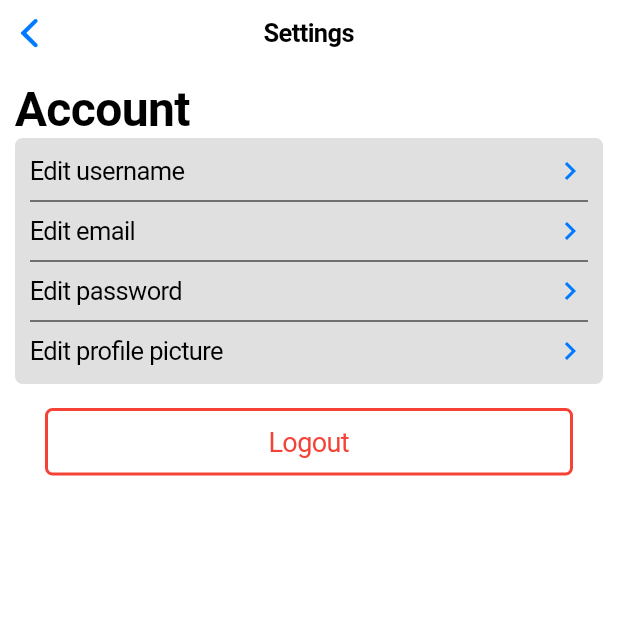
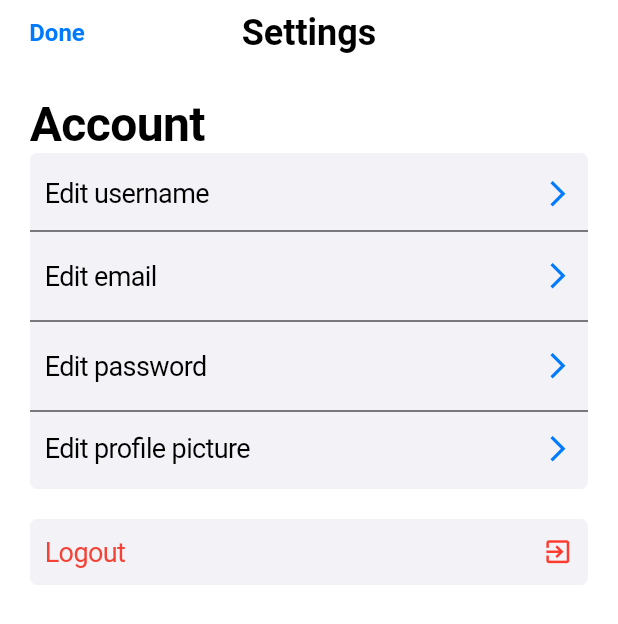
Before and after one commit to FabianDean/recime-flutter, a Flutter app: the SettingsPage screen opened by its route, on a phone screen of 412 x 824 dp. Shown: the top 624 px of the screen. Run offline on Flutter 3.47's test engine with Material 2 defaults, Android fonts, the phone set to English and light mode, and no system bars; our stand-ins replace firebase_auth, modal_progress_hud; missing offline and left inert: solid_bottom_sheet; accounts and stored records are empty.

Commit message:
Implemented SettingsPage navigation

```diff
--- a/lib/main.dart
+++ b/lib/main.dart
@@ -1,5 +1,6 @@
 import 'package:flutter/material.dart';
 import 'package:flutter/cupertino.dart';
+import 'package:recime_flutter/profile_page.dart';
 import 'package:recime_flutter/register_page.dart';
 import 'main_page.dart';
 import 'welcome_page.dart';
@@ -26,6 +27,7 @@ class MyApp extends StatelessWidget {
         '/register': (_) => RegisterPage(),
         '/home': (_) => HomePage(),
         '/explore': (_) => ExplorePage(),
+        '/profile': (_) => ProfilePage(),
         '/settings': (_) => SettingsPage(),
       },
       debugShowCheckedModeBanner: false,
--- a/lib/settings_page.dart
+++ b/lib/settings_page.dart
@@ -13,51 +13,80 @@ class SettingsPage extends StatelessWidget {
     }
   }
 
-  Widget _accountSettings() {
+  Widget _accountSettings(BuildContext context) {
     return Container(
-      padding: EdgeInsets.all(10),
+      width: MediaQuery.of(context).size.width,
       decoration: BoxDecoration(
-        color: Colors.black12,
+        color: CupertinoColors.systemGroupedBackground,
         borderRadius: BorderRadius.all(Radius.circular(5)),
       ),
       child: Column(
+        mainAxisAlignment: MainAxisAlignment.spaceAround,
         children: <Widget>[
-          Row(
+          CupertinoButton(
+            padding: EdgeInsets.only(top: 10.0, left: 10.0, right: 10.0),
+            child: Row(
               mainAxisAlignment: MainAxisAlignment.spaceBetween,
               children: <Widget>[
-              Text("Edit username"),
-              Icon(Icons.keyboard_arrow_right),
+                Text(
+                  'Edit username',
+                  style: TextStyle(fontSize: 18, color: CupertinoColors.black),
+                ),
+                Icon(Icons.arrow_forward_ios),
               ],
             ),
+            onPressed: () {},
+          ),
           Divider(
-            color: Colors.black,
+            color: CupertinoColors.black,
           ),
-          Row(
+          CupertinoButton(
+            padding: EdgeInsets.only(left: 10.0, right: 10.0),
+            child: Row(
               mainAxisAlignment: MainAxisAlignment.spaceBetween,
               children: <Widget>[
-              Text("Edit email"),
-              Icon(Icons.keyboard_arrow_right),
+                Text(
+                  'Edit email',
+                  style: TextStyle(fontSize: 18, color: CupertinoColors.black),
+                ),
+                Icon(Icons.arrow_forward_ios),
               ],
             ),
+            onPressed: () {},
+          ),
           Divider(
-            color: Colors.black,
+            color: CupertinoColors.black,
           ),
-          Row(
+          CupertinoButton(
+            padding: EdgeInsets.only(left: 10.0, right: 10.0),
+            child: Row(
               mainAxisAlignment: MainAxisAlignment.spaceBetween,
               children: <Widget>[
-              Text("Edit password"),
-              Icon(Icons.keyboard_arrow_right),
+                Text(
+                  'Edit password',
+                  style: TextStyle(fontSize: 18, color: CupertinoColors.black),
+                ),
+                Icon(Icons.arrow_forward_ios),
               ],
             ),
+            onPressed: () {},
+          ),
           Divider(
-            color: Colors.black,
+            color: CupertinoColors.black,
           ),
-          Row(
+          CupertinoButton(
+            padding: EdgeInsets.only(bottom: 10.0, left: 10.0, right: 10.0),
+            child: Row(
               mainAxisAlignment: MainAxisAlignment.spaceBetween,
               children: <Widget>[
-              Text("Edit profile picture"),
-              Icon(Icons.keyboard_arrow_right),
+                Text(
+                  'Edit profile picture',
+                  style: TextStyle(fontSize: 18, color: CupertinoColors.black),
+                ),
+                Icon(Icons.arrow_forward_ios),
               ],
+            ),
+            onPressed: () {},
           ),
         ],
       ),
@@ -65,20 +94,29 @@ class SettingsPage extends StatelessWidget {
   }
 
   Widget _signoutButton(BuildContext context) {
-    return CupertinoButton(
-      child: Container(
+    return Container(
       width: MediaQuery.of(context).size.width,
-        padding: EdgeInsets.symmetric(vertical: 10),
-        alignment: Alignment.center,
       decoration: BoxDecoration(
+        color: CupertinoColors.systemGroupedBackground,
         borderRadius: BorderRadius.all(Radius.circular(5)),
-          border: Border.all(color: Colors.red, width: 2),
-          color: Colors.white,
       ),
-        child: Text(
+      child: Column(
+        mainAxisAlignment: MainAxisAlignment.spaceBetween,
+        children: <Widget>[
+          CupertinoButton(
+            padding: EdgeInsets.only(left: 10.0, right: 10.0),
+            child: Row(
+              mainAxisAlignment: MainAxisAlignment.spaceBetween,
+              children: <Widget>[
+                Text(
                   'Logout',
                   style: TextStyle(fontSize: 18, color: Colors.red),
                 ),
+                Icon(
+                  Icons.exit_to_app,
+                  color: CupertinoColors.destructiveRed,
+                ),
+              ],
             ),
             onPressed: () {
               showDialog(
@@ -92,7 +130,8 @@ class SettingsPage extends StatelessWidget {
                           isDestructiveAction: true,
                           child: Text("Logout"),
                           onPressed: () {
-                      Navigator.of(context, rootNavigator: true).pop("Cancel");
+                            Navigator.of(context, rootNavigator: true)
+                                .pop("Cancel");
                             _signOut();
                             // Navigator.pushReplacementNamed(
                             //     context, '/welcome');
@@ -103,7 +142,8 @@ class SettingsPage extends StatelessWidget {
                           isDefaultAction: true,
                           child: Text("Cancel"),
                           onPressed: () {
-                      Navigator.of(context, rootNavigator: true).pop("Cancel");
+                            Navigator.of(context, rootNavigator: true)
+                                .pop("Cancel");
                           },
                         )
                       ],
@@ -111,16 +151,47 @@ class SettingsPage extends StatelessWidget {
                   });
               // Get.off(WelcomePage());
             },
+          ),
+        ],
+      ),
     );
   }
 
   @override
   Widget build(BuildContext context) {
     return CupertinoPageScaffold(
-      navigationBar: CupertinoNavigationBar(middle: Text("Settings")),
+      navigationBar: CupertinoNavigationBar(
+        backgroundColor: Color(0xfff79c4f),
+        leading: CupertinoButton(
+          padding: EdgeInsets.all(0),
+          child: RichText(
+            text: TextSpan(
+              text: "Done",
+              style: TextStyle(
+                fontSize: 16,
+                fontWeight: FontWeight.bold,
+                color: CupertinoColors.activeBlue,
+              ),
+            ),
+          ),
+          onPressed: () {
+            Navigator.of(context).pop();
+          },
+        ),
+        middle: RichText(
+          text: TextSpan(
+            text: "Settings",
+            style: TextStyle(
+              color: CupertinoColors.black,
+              fontWeight: FontWeight.bold,
+              fontSize: 24,
+            ),
+          ),
+        ),
+      ),
       child: SafeArea(
         child: Container(
-          padding: EdgeInsets.all(10),
+          padding: EdgeInsets.all(20),
           child: Column(
             crossAxisAlignment: CrossAxisAlignment.start,
             children: [
@@ -132,7 +203,8 @@ class SettingsPage extends StatelessWidget {
                       fontSize: 32,
                     )),
               ),
-              _accountSettings(),
+              _accountSettings(context),
+              SizedBox(height: 20),
               _signoutButton(context),
             ],
           ),
```
Also changed, not shown: lib/home_page.dart (+41 -1 lines), lib/main_page.dart (+5 -3 lines), lib/profile_page.dart (added, +62 -0 lines). Lines whose indentation alone changed are shown as unchanged.
